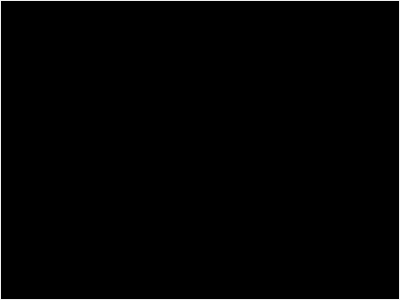
Above: src/plugins/azoth/consolewidget.ui from 0xd34df00d/leechcraft before the change. Below: the same form after it.
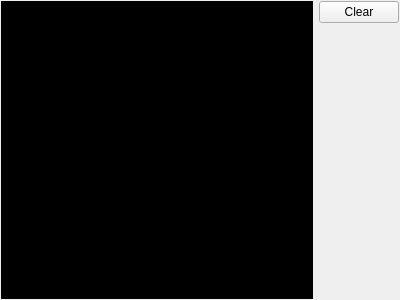
That is the form after the change.

Commit message: Azoth: clear button in console.

```diff
--- a/src/plugins/azoth/consolewidget.ui
+++ b/src/plugins/azoth/consolewidget.ui
@@ -13,7 +13,7 @@
   <property name="windowTitle">
    <string/>
   </property>
-  <layout class="QVBoxLayout" name="verticalLayout">
+  <layout class="QHBoxLayout" name="horizontalLayout">
    <property name="margin">
     <number>1</number>
    </property>
@@ -24,6 +24,30 @@
      </property>
     </widget>
    </item>
+   <item>
+    <layout class="QVBoxLayout" name="verticalLayout">
+     <item>
+      <widget class="QPushButton" name="ClearButton_">
+       <property name="text">
+        <string>Clear</string>
+       </property>
+      </widget>
+     </item>
+     <item>
+      <spacer name="verticalSpacer">
+       <property name="orientation">
+        <enum>Qt::Vertical</enum>
+       </property>
+       <property name="sizeHint" stdset="0">
+        <size>
+         <width>20</width>
+         <height>40</height>
+        </size>
+       </property>
+      </spacer>
+     </item>
+    </layout>
+   </item>
   </layout>
  </widget>
  <resources/>
```
The commit also changes 2 other files.
